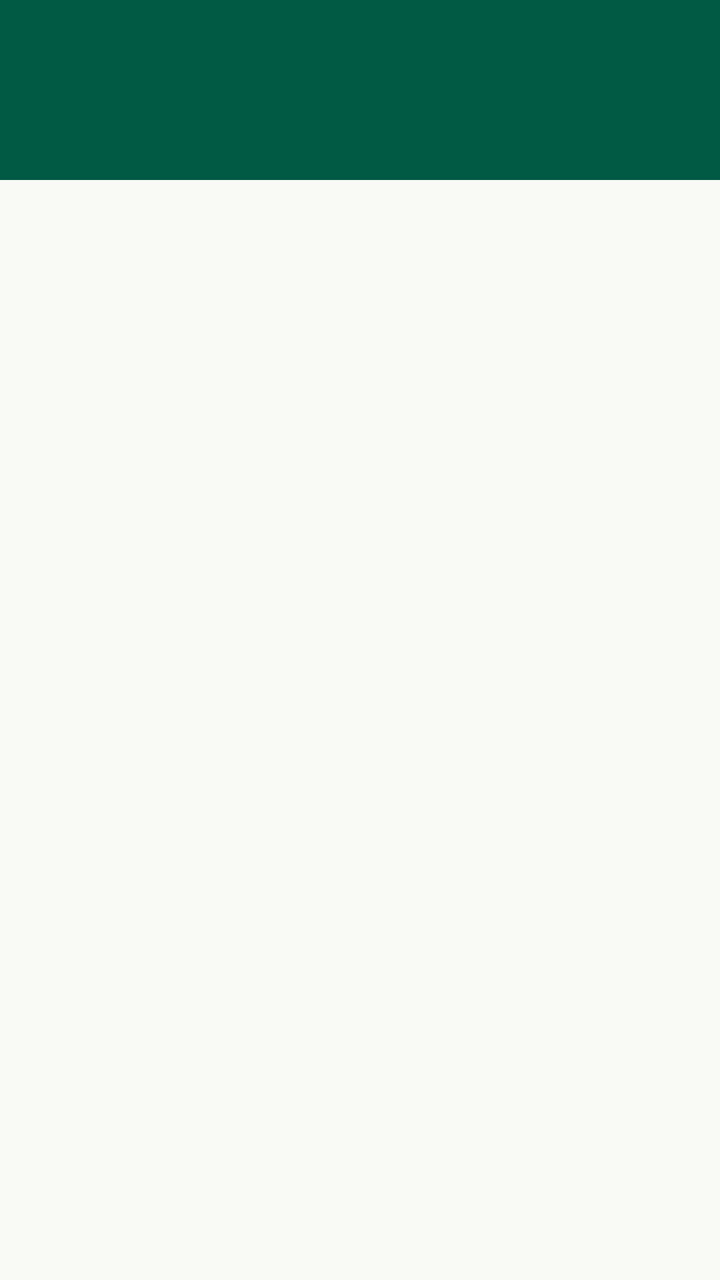
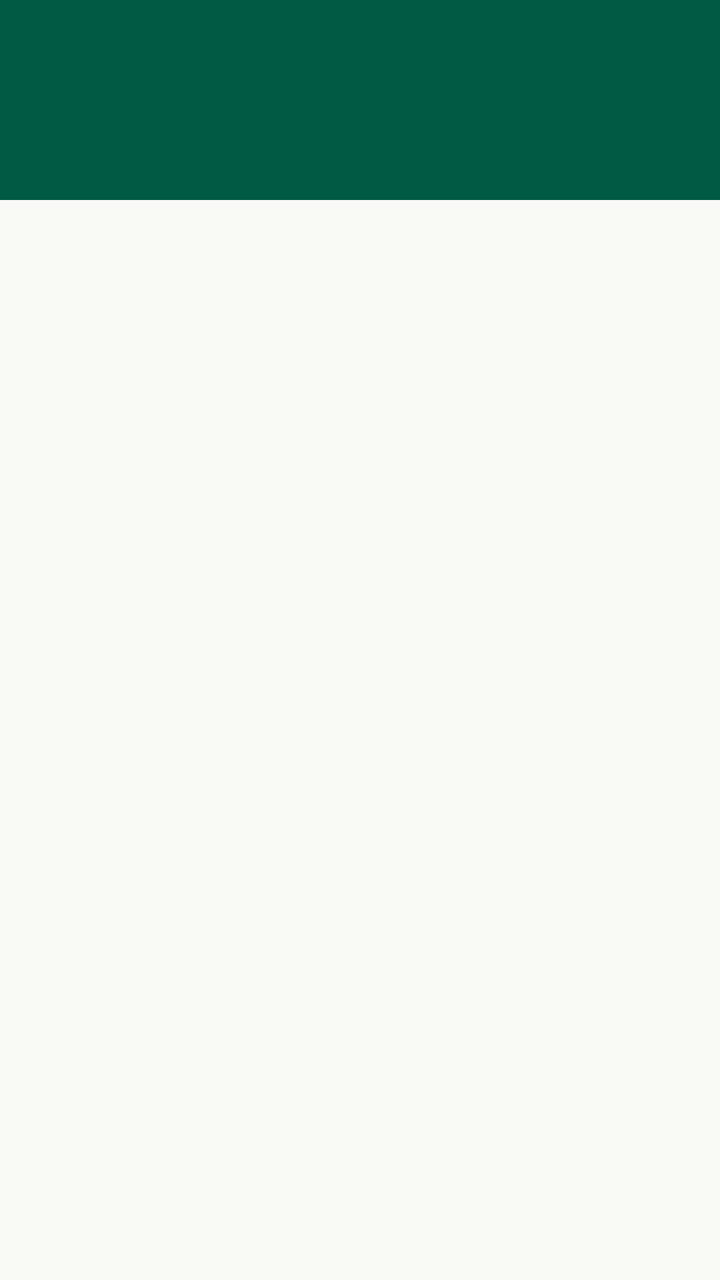

Compare the two renders of this Android layout. The source of the first and the diff that turns it into the second are given below.
<!-- AndroidManifest.xml: application theme Theme.Discover237 -->
<!-- res/layout/activity_attraction_list.xml -->
<?xml version="1.0" encoding="utf-8"?>
<androidx.constraintlayout.widget.ConstraintLayout xmlns:android="http://schemas.android.com/apk/res/android"
    xmlns:app="http://schemas.android.com/apk/res-auto"
    android:layout_width="match_parent"
             android:layout_height="match_parent">

    <LinearLayout
        android:layout_width="match_parent"
        android:layout_height="match_parent"
        android:background="@color/off_white"
        android:orientation="vertical"
        app:layout_constraintTop_toTopOf="parent">

        <TextView
            android:id="@+id/regionTitleText"
            android:layout_width="match_parent"
            android:layout_height="90dp"
            android:background="@color/forest_green"
            android:gravity="bottom"
            android:padding="20dp"
            android:paddingTop="40dp"
            android:text=""
            android:textColor="@color/off_white"
            android:textSize="20sp"
            android:textStyle="bold" />

        <androidx.recyclerview.widget.RecyclerView
            android:id="@+id/attractionsRecyclerView"
            android:layout_width="match_parent"
            android:layout_height="0dp"
            android:layout_weight="1"
            android:padding="5dp" />

    </LinearLayout>
</androidx.constraintlayout.widget.ConstraintLayout>
<!-- resources referenced by this layout -->
<resources>
  <color name="forest_green">#005A44</color>
  <color name="off_white">#F9F9F6</color>
  <style name="Theme.Discover237" parent="Base.Theme.Discover237" />
  <style name="Base.Theme.Discover237" parent="Theme.Material3.DayNight.NoActionBar">
          
          
      </style>
</resources>

<!-- the commit's change to res/layout/activity_attraction_list.xml (unified diff, before → after) -->
@@ -14,14 +14,14 @@
         <TextView
             android:id="@+id/regionTitleText"
             android:layout_width="match_parent"
-            android:layout_height="90dp"
+            android:layout_height="100dp"
             android:background="@color/forest_green"
             android:gravity="bottom"
             android:padding="20dp"
             android:paddingTop="40dp"
             android:text=""
             android:textColor="@color/off_white"
-            android:textSize="20sp"
+            android:textSize="22sp"
             android:textStyle="bold" />
 
         <androidx.recyclerview.widget.RecyclerView
